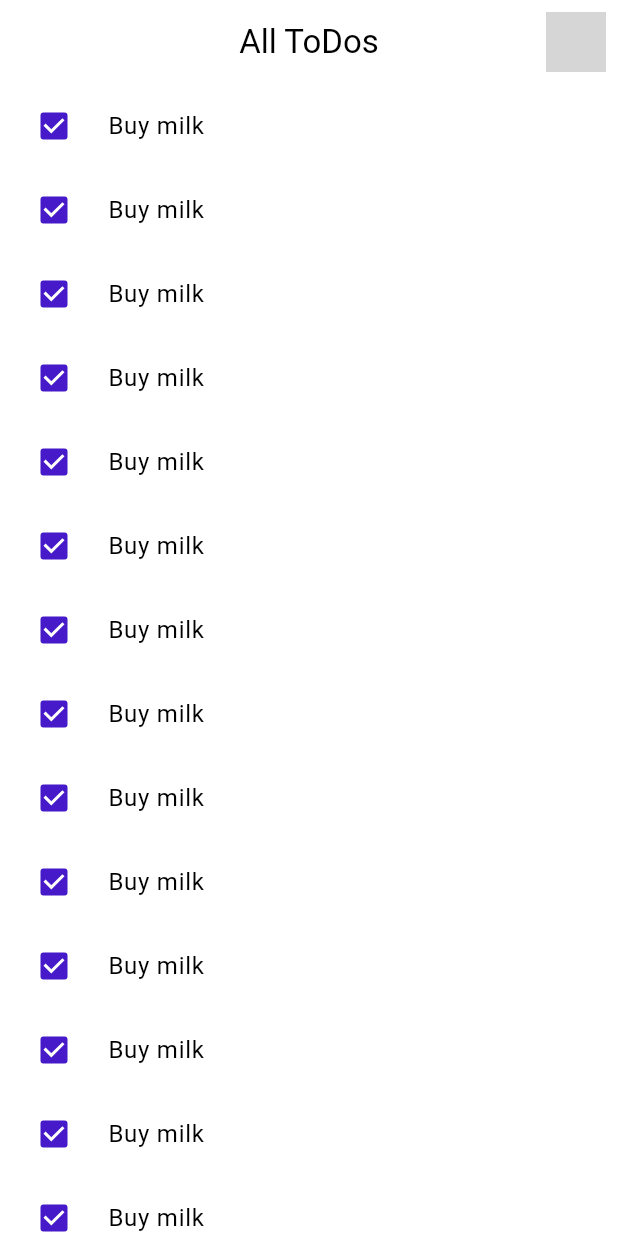
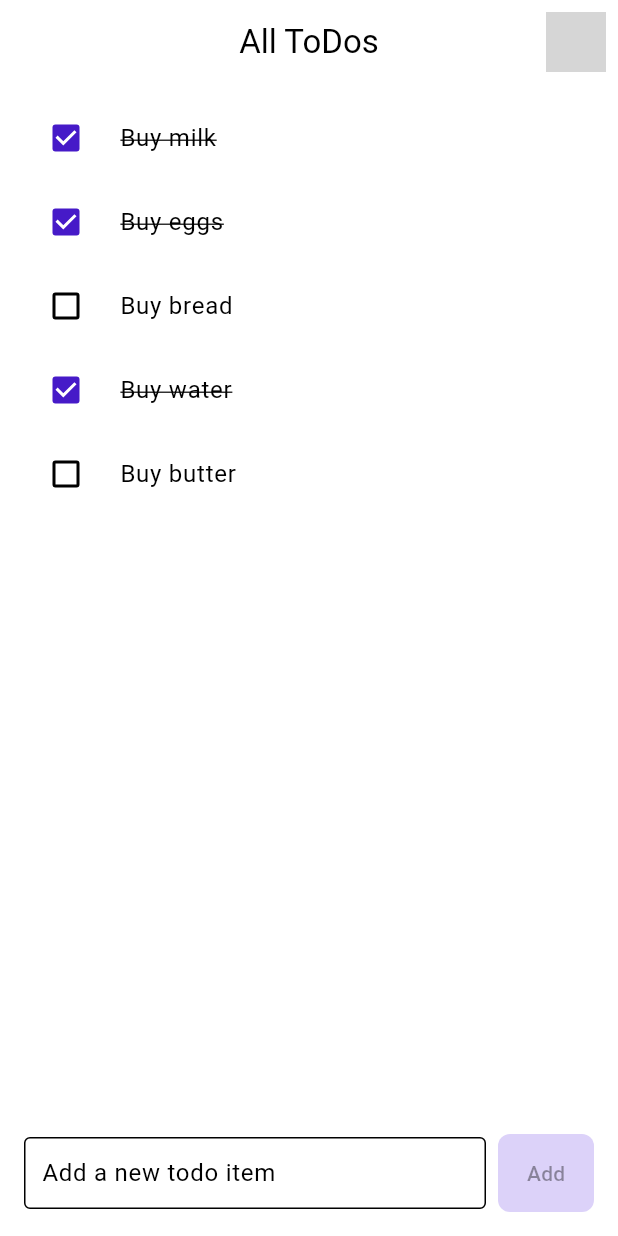
Before and after one commit to nicks101/todo-app-flutter, a Flutter app: the screen it shows after launch, after a tap on "Buy milk", on a phone screen of 412 x 824 dp. Run offline on Flutter 3.47's test engine with Material 3 defaults, Android fonts, the phone set to English and light mode, and no system bars; our stand-ins replace cloud_firestore, firebase_core, flutter_riverpod, riverpod_annotation; accounts and stored records are empty; generated files the repository leaves out were written again; network calls fail; grey boxes are pictures that could not be loaded.

Commit message:
added firebase service

```diff
--- /dev/null
+++ b/lib/core/firebase/firebase_service.dart
@@ -0,0 +1,26 @@
+import 'package:cloud_firestore/cloud_firestore.dart';
+import 'package:flutter_riverpod/flutter_riverpod.dart';
+import 'package:todo_firebase/models/todo.dart';
+
+final firebaseServiceProvider = Provider<FirebaseService>((ref) {
+  return FirebaseService();
+});
+
+class FirebaseService {
+  final _db = FirebaseFirestore.instance;
+
+  Future<String> addTodo(Todo todo) async {
+    try {
+      final docRef =
+          _db.collection('users').doc(todo.userId).collection('todos').doc();
+      final id = docRef.id;
+      final updatedTodo = todo.copyWith(id: id);
+
+      await docRef.set(updatedTodo.toJson());
+
+      return id;
+    } catch (e) {
+      rethrow;
+    }
+  }
+}
--- a/lib/main.dart
+++ b/lib/main.dart
@@ -1,7 +1,17 @@
+import 'package:firebase_core/firebase_core.dart';
 import 'package:flutter/material.dart';
+import 'package:flutter/rendering.dart';
+import 'package:flutter_riverpod/flutter_riverpod.dart';
 
 import 'app.dart';
+import 'firebase_options.dart';
 
-void main() {
-  runApp(const MyApp());
+Future<void> main() async {
+  WidgetsFlutterBinding.ensureInitialized();
+
+  debugRepaintRainbowEnabled = true;
+
+  await Firebase.initializeApp(options: DefaultFirebaseOptions.currentPlatform);
+
+  runApp(const ProviderScope(child: MyApp()));
 }
--- /dev/null
+++ b/lib/models/todo.dart
@@ -0,0 +1,78 @@
+class Todo {
+  final String id;
+  final String title;
+  final bool completed;
+  final String createdAt;
+  final String updatedAt;
+  final String userId;
+
+  Todo({
+    required this.id,
+    required this.title,
+    this.completed = false,
+    required this.createdAt,
+    this.updatedAt = '',
+    this.userId = '',
+  });
+
+  Todo.fromJson(Map<String, dynamic> json)
+      : title = json['title'] ?? '',
+        completed = json['completed'] ?? false,
+        createdAt = json['createdAt'] ?? '',
+        updatedAt = json['updatedAt'] ?? '',
+        userId = json['userId'] ?? '',
+        id = json['id'] ?? '';
+
+  Map<String, dynamic> toJson() => {
+        'title': title,
+        'completed': completed,
+        'createdAt': createdAt,
+        'updatedAt': updatedAt,
+        'userId': userId,
+        'id': id,
+      };
+
+  Todo copyWith({
+    String? id,
+    String? title,
+    bool? completed,
+    String? createdAt,
+    String? updatedAt,
+    String? userId,
+  }) {
+    return Todo(
+      id: id ?? this.id,
+      title: title ?? this.title,
+      completed: completed ?? this.completed,
+      createdAt: createdAt ?? this.createdAt,
+      updatedAt: updatedAt ?? this.updatedAt,
+      userId: userId ?? this.userId,
+    );
+  }
+
+  @override
+  String toString() {
+    return 'Todo{title: $title, completed: $completed, id: $id}';
+  }
+
+  @override
+  bool operator ==(Object other) =>
+      identical(this, other) ||
+      other is Todo &&
+          runtimeType == other.runtimeType &&
+          title == other.title &&
+          completed == other.completed &&
+          createdAt == other.createdAt &&
+          updatedAt == other.updatedAt &&
+          userId == other.userId &&
+          id == other.id;
+
+  @override
+  int get hashCode =>
+      title.hashCode ^
+      completed.hashCode ^
+      createdAt.hashCode ^
+      updatedAt.hashCode ^
+      userId.hashCode ^
+      id.hashCode;
+}
--- /dev/null
+++ b/lib/models/todo_list_state.dart
@@ -0,0 +1,26 @@
+import 'package:todo_firebase/models/todo.dart';
+
+class TodoListState {
+  final List<Todo> todos;
+
+  TodoListState({this.todos = const []});
+
+  TodoListState copyWith({List<Todo>? todos}) {
+    return TodoListState(
+      todos: todos ?? this.todos,
+    );
+  }
+
+  @override
+  bool operator ==(Object other) {
+    if (identical(this, other)) return true;
+
+    return other is TodoListState && other.todos == todos;
+  }
+
+  @override
+  int get hashCode => todos.hashCode;
+
+  @override
+  String toString() => 'TodoListState(todos: ${todos.length})';
+}
--- /dev/null
+++ b/lib/providers/todo_provider.dart
@@ -0,0 +1,82 @@
+import 'package:cloud_firestore/cloud_firestore.dart';
+import 'package:riverpod_annotation/riverpod_annotation.dart';
+import 'package:todo_firebase/core/firebase/firebase_service.dart';
+import 'package:todo_firebase/models/todo_list_state.dart';
+
+import '../models/todo.dart';
+
+part 'todo_provider.g.dart';
+
+@Riverpod(keepAlive: true)
+class TodoNotifier extends _$TodoNotifier {
+  late final FirebaseService _apiService;
+
+  @override
+  TodoListState build() {
+    _apiService = ref.read(firebaseServiceProvider);
+    return TodoListState();
+  }
+
+  Future<void> add(String description) async {
+    Todo todo = Todo(
+      title: description,
+      id: '',
+      createdAt: DateTime.now().toIso8601String(),
+      updatedAt: DateTime.now().toIso8601String(),
+      completed: false,
+      userId: '1',
+    );
+
+    state = state.copyWith(todos: [...state.todos, todo]);
+    final index = state.todos.indexOf(todo);
+
+    try {
+      final todoId = await _apiService.addTodo(todo);
+      todo = todo.copyWith(id: todoId);
+
+      state = state.copyWith(
+        todos: [
+          for (var i = 0; i < state.todos.length; i++)
+            if (i == index) todo else state.todos[i]
+        ],
+      );
+    } catch (e) {
+      if (e is FirebaseException) {
+        final index = state.todos.indexOf(todo);
+        if (index != -1) {
+          final newTodos = [...state.todos];
+          newTodos.removeAt(index);
+          state = state.copyWith(todos: newTodos);
+        }
+      }
+      rethrow;
+    }
+  }
+
+  void toggle(Todo todo) {
+    final index = state.todos.indexOf(todo);
+    final newTodos = [...state.todos];
+    newTodos[index] = todo.copyWith(completed: !todo.completed);
+    state = state.copyWith(todos: newTodos);
+  }
+
+  void getAllTodo() {
+    state = state.copyWith(todos: todos);
+  }
+}
+
+final todos = [
+  Todo(title: 'Buy milk', id: '1', createdAt: '2021-08-01T12:00:00.000Z'),
+  Todo(
+      title: 'Buy eggs',
+      completed: true,
+      id: '2',
+      createdAt: '2021-08-02T12:00:00.000Z'),
+  Todo(title: 'Buy bread', id: '3', createdAt: '2021-08-03T12:00:00.000Z'),
+  Todo(
+      title: 'Buy water',
+      completed: true,
+      id: '4',
+      createdAt: '2021-08-04T12:00:00.000Z'),
+  Todo(title: 'Buy butter', id: '5', createdAt: '2021-08-05T12:00:00.000Z'),
+];
--- /dev/null
+++ b/lib/screens/home/add_todo.dart
@@ -0,0 +1,74 @@
+import 'package:flutter/material.dart';
+import 'package:flutter_riverpod/flutter_riverpod.dart';
+import 'package:todo_firebase/providers/todo_provider.dart';
+import 'package:todo_firebase/utils/extensions.dart';
+
+final _todoDescriptionProvider = StateProvider<String>((ref) => '');
+
+class AddTodo extends ConsumerStatefulWidget {
+  const AddTodo({super.key});
+
+  @override
+  ConsumerState<AddTodo> createState() => _AddTodoState();
+}
+
+class _AddTodoState extends ConsumerState<AddTodo> {
+  final _todoController = TextEditingController();
+
+  @override
+  void dispose() {
+    _todoController.dispose();
+    super.dispose();
+  }
+
+  void _addNewTodo() {
+    final value = ref.read(_todoDescriptionProvider);
+    ref.read(todoNotifierProvider.notifier).add(value);
+    FocusScope.of(context).unfocus();
+    ref.read(_todoDescriptionProvider.notifier).update((_) => '');
+    _todoController.clear();
+  }
+
+  void _onTodoDescriptionChanged(String value) {
+    ref.read(_todoDescriptionProvider.notifier).update((_) => value);
+  }
+
+  @override
+  Widget build(BuildContext context) {
+    return Padding(
+      padding: const EdgeInsets.all(16).copyWith(
+        bottom: 16 + MediaQuery.viewInsetsOf(context).bottom,
+      ),
+      child: Row(
+        children: [
+          Expanded(
+            child: TextField(
+              maxLines: null,
+              controller: _todoController,
+              onChanged: _onTodoDescriptionChanged,
+              decoration: const InputDecoration(
+                contentPadding: EdgeInsets.all(8.0),
+                hintText: 'Add a new todo item',
+                border: OutlineInputBorder(),
+              ),
+            ),
+          ),
+          const SizedBox(width: 8.0),
+          ElevatedButton(
+            style: ElevatedButton.styleFrom(
+              disabledBackgroundColor: context.color.primaryLightColor,
+              padding: const EdgeInsets.all(16),
+              shape: RoundedRectangleBorder(
+                borderRadius: BorderRadius.circular(8.0),
+              ),
+            ),
+            onPressed: ref.watch(_todoDescriptionProvider).isEmpty
+                ? null
+                : _addNewTodo,
+            child: const Text('Add'),
+          ),
+        ],
+      ),
+    );
+  }
+}
--- a/lib/screens/home/home_screen.dart
+++ b/lib/screens/home/home_screen.dart
@@ -1,4 +1,5 @@
 import 'package:flutter/material.dart';
+import 'package:todo_firebase/screens/home/add_todo.dart';
 import 'package:todo_firebase/screens/home/todo_list.dart';
 import 'package:todo_firebase/screens/profile/profile_screen.dart';
 import 'package:todo_firebase/utils/extensions.dart';
@@ -33,6 +34,7 @@ class HomeScreen extends StatelessWidget {
         ],
       ),
       body: const TodoList(),
+      bottomNavigationBar: const AddTodo(),
     );
   }
 }
--- /dev/null
+++ b/lib/screens/home/todo_item.dart
@@ -0,0 +1,40 @@
+import 'package:flutter/material.dart';
+import 'package:flutter_riverpod/flutter_riverpod.dart';
+
+import '../../models/todo.dart';
+import '../../providers/todo_provider.dart';
+
+final currentTodo = Provider<Todo>((ref) => throw UnimplementedError());
+
+class TodoItem extends ConsumerStatefulWidget {
+  // const TodoItem(this.todo, {super.key});
+
+  // final Todo todo;
+
+  const TodoItem({super.key});
+
+  @override
+  ConsumerState<TodoItem> createState() => _TodoItemState();
+}
+
+class _TodoItemState extends ConsumerState<TodoItem> {
+  Todo get todo => ref.watch(currentTodo);
+
+  @override
+  Widget build(BuildContext context) {
+    return CheckboxListTile(
+      controlAffinity: ListTileControlAffinity.leading,
+      title: Text(
+        todo.title,
+        style: TextStyle(
+          decoration: todo.completed ? TextDecoration.lineThrough : null,
+        ),
+      ),
+      value: todo.completed,
+      onChanged: (value) {
+        if (value == null) return;
+        ref.read(todoNotifierProvider.notifier).toggle(todo);
+      },
+    );
+  }
+}
--- a/lib/screens/home/todo_list.dart
+++ b/lib/screens/home/todo_list.dart
@@ -1,17 +1,25 @@
 import 'package:flutter/material.dart';
+import 'package:flutter_riverpod/flutter_riverpod.dart';
+import 'package:todo_firebase/screens/home/todo_item.dart';
 
-class TodoList extends StatelessWidget {
+import '../../providers/todo_provider.dart';
+
+class TodoList extends ConsumerWidget {
   const TodoList({super.key});
 
   @override
-  Widget build(BuildContext context) {
+  Widget build(BuildContext context, WidgetRef ref) {
+    final todos = ref.watch(todoNotifierProvider).todos;
+
     return ListView.builder(
+      padding: const EdgeInsets.all(8.0),
+      itemCount: todos.length,
       itemBuilder: (context, index) {
-        return CheckboxListTile(
-          controlAffinity: ListTileControlAffinity.leading,
-          title: const Text('Buy milk'),
-          value: true,
-          onChanged: (value) {},
+        final todo = todos[index];
+        return ProviderScope(
+          overrides: [currentTodo.overrideWithValue(todo)],
+          // child: TodoItem(todo),
+          child: const TodoItem(),
         );
       },
     );
--- a/lib/screens/splash_screen.dart
+++ b/lib/screens/splash_screen.dart
@@ -1,15 +1,17 @@
 import 'package:flutter/material.dart';
+import 'package:flutter_riverpod/flutter_riverpod.dart';
+import 'package:todo_firebase/providers/todo_provider.dart';
 import 'package:todo_firebase/screens/home/home_screen.dart';
 import 'package:todo_firebase/utils/extensions.dart';
 
-class SplashScreen extends StatefulWidget {
+class SplashScreen extends ConsumerStatefulWidget {
   const SplashScreen({super.key});
 
   @override
-  State<SplashScreen> createState() => _SplashScreenState();
+  ConsumerState<SplashScreen> createState() => _SplashScreenState();
 }
 
-class _SplashScreenState extends State<SplashScreen>
+class _SplashScreenState extends ConsumerState<SplashScreen>
     with SingleTickerProviderStateMixin {
   late final animationController = AnimationController(
     vsync: this,
@@ -26,6 +28,13 @@ class _SplashScreenState extends State<SplashScreen>
     super.initState();
     animationController.forward();
     animationController.addStatusListener(_animationListener);
+
+    // if logged in
+    Future.delayed(Duration.zero, _getAllTodos);
+  }
+
+  void _getAllTodos() async {
+    ref.read(todoNotifierProvider.notifier).getAllTodo();
   }
 
   void _animationListener(AnimationStatus status) {
```
Also changed, not shown: analysis_options.yaml (+3 -23 lines), pubspec.yaml (+11 -71 lines), lib/firebase_options.dart (added), lib/providers/todo_provider.g.dart (added), pubspec.lock, 9 other files.
